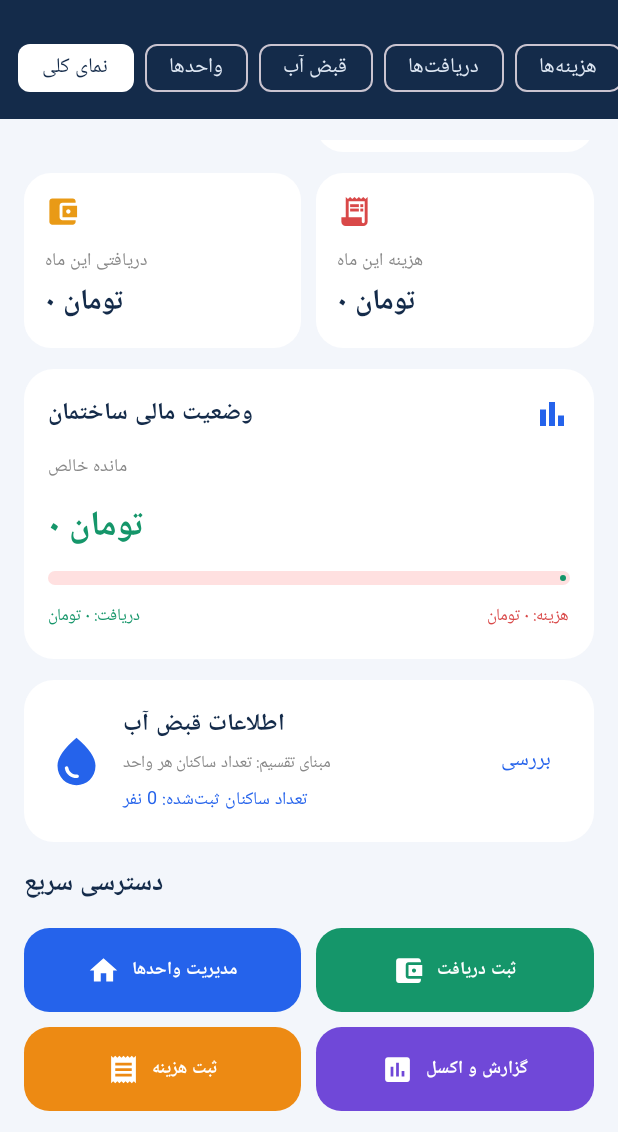
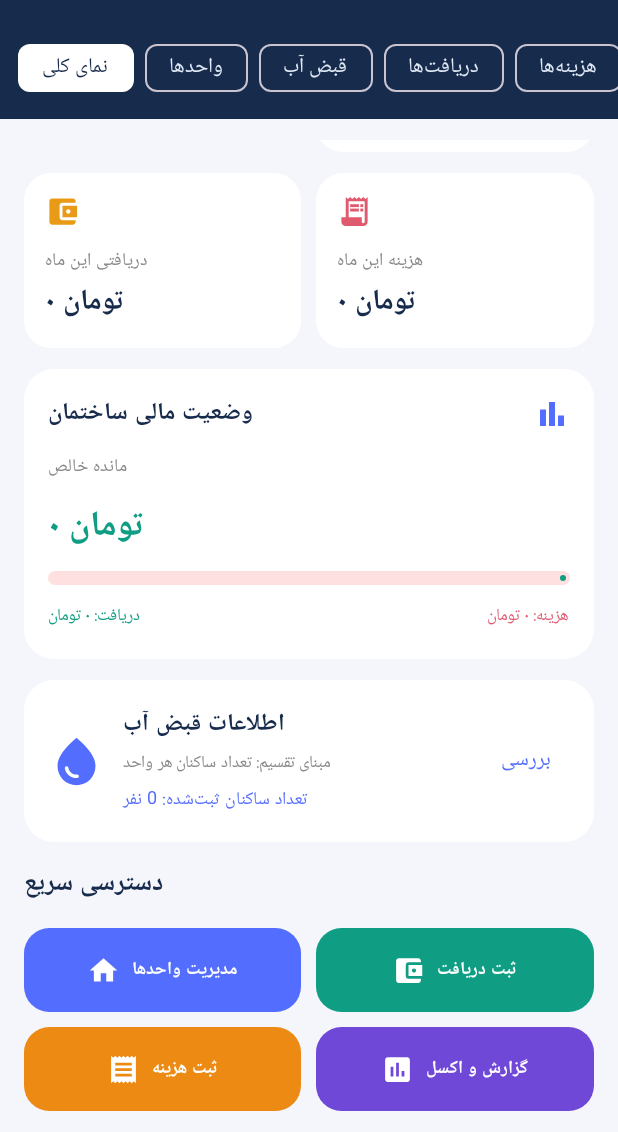
Before and after one commit to hajesi96/Sakhtemanmodir, an Android app built with Jetpack Compose: the screen it shows after launch (MainActivity), scrolled down 244 dp, on a phone screen of 412 x 824 dp, the part 104-1236 px from its top. Run offline under Robolectric (Android 15) with nearby library versions, the phone set to English and light mode, and no system bars; our stand-ins replace Room's generated code.

Commit message:
Refresh app color palette with refined navy indigo and teal theme

```diff
--- a/app/src/main/java/ir/ehsan/building/MainActivity.kt
+++ b/app/src/main/java/ir/ehsan/building/MainActivity.kt
@@ -32,17 +32,17 @@ import kotlinx.coroutines.launch
 import java.text.NumberFormat
 import java.util.Locale
 
-private val Navy = Color(0xFF142B4A)
-private val Blue = Color(0xFF2563EB)
-private val Pale = Color(0xFFF3F6FB)
-private val Green = Color(0xFF15966A)
-private val Red = Color(0xFFD94848)
+private val Navy = Color(0xFF172B4D)
+private val Blue = Color(0xFF536DFE)
+private val Pale = Color(0xFFF4F6FB)
+private val Green = Color(0xFF0F9D83)
+private val Red = Color(0xFFE05A6F)
 
 class MainActivity : ComponentActivity() {
     override fun onCreate(savedInstanceState: Bundle?) {
         super.onCreate(savedInstanceState)
-        window.statusBarColor = android.graphics.Color.rgb(20, 43, 74)
-        setContent { MaterialTheme(colorScheme = lightColorScheme(primary = Blue, background = Pale, surface = Color.White)) { BuildingApp() } }
+        window.statusBarColor = android.graphics.Color.rgb(23, 43, 77)
+        setContent { MaterialTheme(colorScheme = lightColorScheme(primary = Blue, onPrimary = Color.White, secondary = Green, background = Pale, surface = Color.White, onSurface = Navy)) { BuildingApp() } }
     }
 }
 
```
